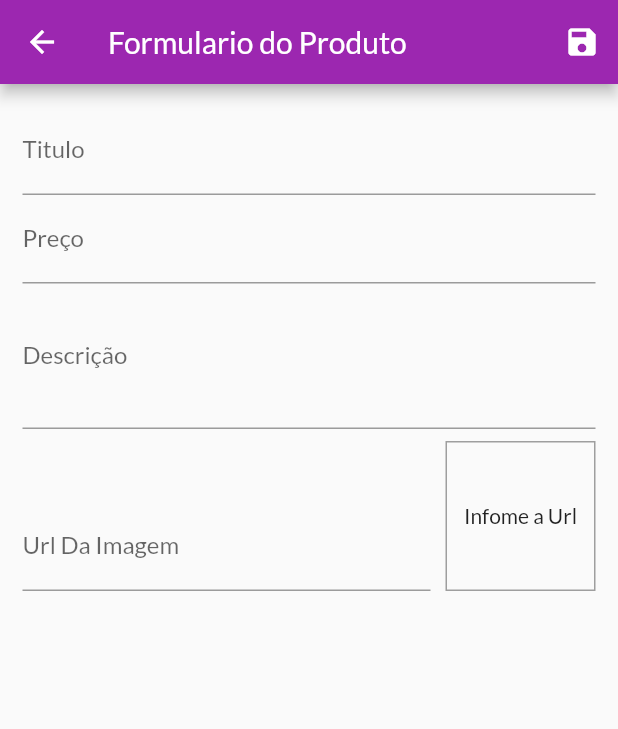
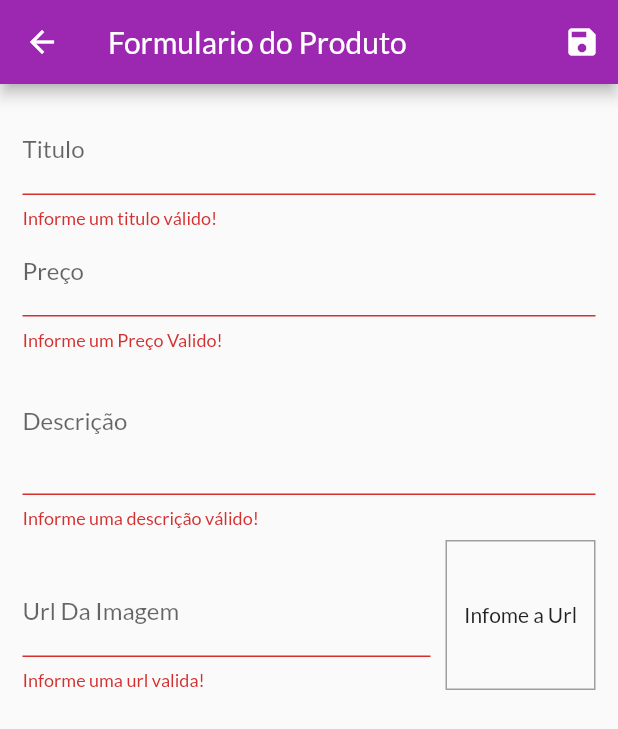
Before and after one commit to VitorL02/MyShop, a Flutter app: the ProductForm screen opened by its route, after a tap on the "save" icon, on a phone screen of 412 x 824 dp. Shown: the top 729 px of the screen. Run offline on Flutter 3.47's test engine with Material 2 defaults, Android fonts, the phone set to English and light mode, and no system bars; network calls fail.

Commit message:
Criando a validação do formulario,cada dado se encontra com validações especificas

```diff
--- a/lib/views/productFormScreen.dart
+++ b/lib/views/productFormScreen.dart
@@ -24,7 +24,22 @@ class _ProductFormState extends State<ProductForm> {
   final _form = GlobalKey<FormState>();
 
   void _updateImage() {
+    if (isValidImageUrl(_imageUrlController.text)) {
       setState(() {});
+    }
+  }
+
+//Validação da Url
+  bool isValidImageUrl(String url) {
+    bool startsWithHttp = url.toLowerCase().startsWith('http://');
+    bool startsWithHttps = url.toLowerCase().startsWith('https://');
+    bool endsWithPng = url.toLowerCase().endsWith('.png');
+    bool endsWithJpg = url.toLowerCase().endsWith('.jpg');
+    bool endsWithJpeg = url.toLowerCase().endsWith('.jpeg');
+
+    //Caso alguma das condições forem verdadeiras das duas diferentes validações a url e valida
+    return (startsWithHttps || startsWithHttp) &&
+        (endsWithJpeg || endsWithJpg || endsWithPng);
   }
 
 //Dispose libera o uso de memoria
@@ -39,6 +54,14 @@ class _ProductFormState extends State<ProductForm> {
 
 //Metodo para salvar
   void _saveForm() {
+    //Valida o Formulario
+    var isValid = _form.currentState.validate();
+    //So salva as informações caso todos os dados sejam validos
+    if (!isValid) {
+      return;
+    }
+
+    //Salva o formulario
     _form.currentState.save();
 //Cria um produto novo recebendo os dados do usuario
     final newProduct = Product(
@@ -91,6 +114,18 @@ class _ProductFormState extends State<ProductForm> {
                     FocusScope.of(context).requestFocus(_priceFocusNode);
                   },
                   onSaved: (value) => _formData['title'] = value,
+                  validator: (value) {
+                    //Se o valor digitado pelo usuario for vazio ou espaços em branco,isso e retornado
+                    if (value.trim().isEmpty) {
+                      return 'Informe um titulo válido!';
+                    }
+                    //Se o valor digitado pelo usuario for menor que 3 ou espaços em branco,isso e retornado
+                    if (value.trim().length < 3) {
+                      return 'Informe um titulo com no mínimo 3 letras!';
+                    }
+
+                    return null;
+                  },
                 ),
                 TextFormField(
                   decoration: InputDecoration(labelText: 'Preço'),
@@ -104,20 +139,41 @@ class _ProductFormState extends State<ProductForm> {
                     decimal: true,
                   ),
                   onSaved: (value) => _formData['price'] = double.parse(value),
+                  validator: (value) {
+                    bool isEmpty = value.trim().isEmpty;
+                    var newPrice = double.tryParse(value);
+                    bool isInvalid = newPrice == null || newPrice <= 0;
+
+                    if (isEmpty || isInvalid) {
+                      return 'Informe um Preço Valido!';
+                    }
+                    return null;
+                  },
                 ),
                 TextFormField(
                   decoration: InputDecoration(labelText: 'Descrição'),
                   maxLines: 3,
                   focusNode: _descriptionFocusNode,
                   keyboardType: TextInputType.multiline,
-                    onSaved: (value) => _formData['description'] = value),
+                  onSaved: (value) => _formData['description'] = value,
+                  validator: (value) {
+                    if (value.trim().isEmpty) {
+                      return 'Informe uma descrição válido!';
+                    }
+
+                    if (value.trim().length < 4) {
+                      return 'Informe um descrição com no mínimo 4 letras!';
+                    }
+
+                    return null;
+                  },
+                ),
                 Row(
                   crossAxisAlignment: CrossAxisAlignment.end,
                   children: <Widget>[
                     Expanded(
                       child: TextFormField(
-                          decoration:
-                              InputDecoration(labelText: 'Url Da Imagem'),
+                        decoration: InputDecoration(labelText: 'Url Da Imagem'),
                         keyboardType: TextInputType.url,
                         focusNode: _imageUrlFocusNode,
                         controller: _imageUrlController,
@@ -126,7 +182,16 @@ class _ProductFormState extends State<ProductForm> {
                           _saveForm();
                         },
                         textInputAction: TextInputAction.done,
-                          onSaved: (value) => _formData['imageUrl'] = value),
+                        onSaved: (value) => _formData['imageUrl'] = value,
+                        validator: (value) {
+                          bool urlVazia = value.trim().isEmpty;
+                          bool urlInvalida = !isValidImageUrl(value);
+                          if (urlVazia || urlInvalida) {
+                            return 'Informe uma url valida!';
+                          }
+                          return null;
+                        },
+                      ),
                     ),
 
                     //Container onde a imagem sera exibida
```
Lines whose indentation alone changed are shown as unchanged.
